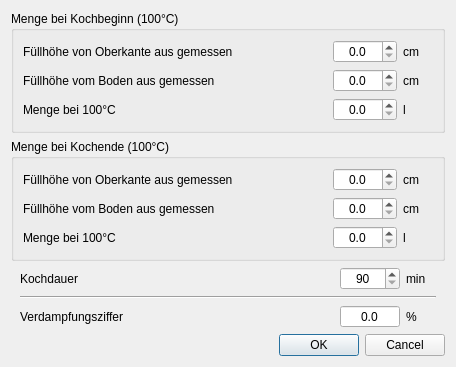
kleiner-brauhelfer/kleiner-brauhelfer-2, file kleiner-brauhelfer/dialogs/dlgverdampfung.ui: the form before one commit.
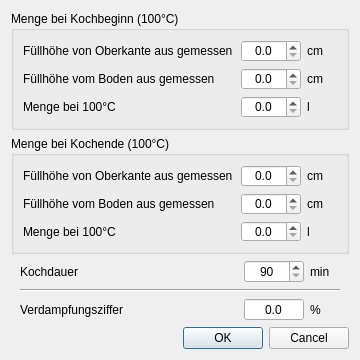
The form after the commit. Custom widgets are drawn as their Qt base class.

What changed in the file:
```diff
--- a/kleiner-brauhelfer/dialogs/dlgverdampfung.ui
+++ b/kleiner-brauhelfer/dialogs/dlgverdampfung.ui
@@ -6,10 +6,16 @@
    <rect>
     <x>0</x>
     <y>0</y>
-    <width>456</width>
-    <height>336</height>
+    <width>360</width>
+    <height>360</height>
    </rect>
   </property>
+  <property name="minimumSize">
+   <size>
+    <width>332</width>
+    <height>360</height>
+   </size>
+  </property>
   <property name="windowTitle">
    <string>Berechnung Verdampfungsziffer</string>
   </property>
@@ -19,9 +25,7 @@
      <property name="title">
       <string>Menge bei Kochbeginn (100°C)</string>
      </property>
-     <layout class="QVBoxLayout" name="verticalLayout">
-      <item>
-       <layout class="QGridLayout" name="gridLayout">
+     <layout class="QGridLayout" name="gridLayout_4">
         <item row="1" column="0">
          <widget class="QLabel" name="label_11">
           <property name="text">
@@ -29,6 +33,64 @@
           </property>
          </widget>
         </item>
+      <item row="2" column="0">
+       <widget class="QLabel" name="label">
+        <property name="text">
+         <string>Menge bei 100°C</string>
+        </property>
+       </widget>
+      </item>
+      <item row="0" column="2">
+       <widget class="DoubleSpinBox" name="dSpinBox_cmVonObenMenge1">
+        <property name="minimumSize">
+         <size>
+          <width>60</width>
+          <height>0</height>
+         </size>
+        </property>
+        <property name="alignment">
+         <set>Qt::AlignCenter</set>
+        </property>
+        <property name="decimals">
+         <number>1</number>
+        </property>
+        <property name="maximum">
+         <double>9999.000000000000000</double>
+        </property>
+        <property name="singleStep">
+         <double>0.100000000000000</double>
+        </property>
+       </widget>
+      </item>
+      <item row="2" column="2">
+       <widget class="DoubleSpinBox" name="dSpinBox_Menge1">
+        <property name="minimumSize">
+         <size>
+          <width>60</width>
+          <height>0</height>
+         </size>
+        </property>
+        <property name="alignment">
+         <set>Qt::AlignCenter</set>
+        </property>
+        <property name="decimals">
+         <number>1</number>
+        </property>
+        <property name="maximum">
+         <double>9999.000000000000000</double>
+        </property>
+        <property name="singleStep">
+         <double>0.100000000000000</double>
+        </property>
+       </widget>
+      </item>
+      <item row="0" column="0">
+       <widget class="QLabel" name="label_9">
+        <property name="text">
+         <string>Füllhöhe von Oberkante aus gemessen</string>
+        </property>
+       </widget>
+      </item>
         <item row="1" column="2">
          <widget class="DoubleSpinBox" name="dSpinBox_cmVomBodenMenge1">
           <property name="minimumSize">
@@ -64,48 +126,6 @@
           </property>
          </widget>
         </item>
-        <item row="0" column="0">
-         <widget class="QLabel" name="label_9">
-          <property name="text">
-           <string>Füllhöhe von Oberkante aus gemessen</string>
-          </property>
-         </widget>
-        </item>
-        <item row="0" column="1">
-         <spacer name="horizontalSpacer_5">
-          <property name="orientation">
-           <enum>Qt::Horizontal</enum>
-          </property>
-          <property name="sizeHint" stdset="0">
-           <size>
-            <width>40</width>
-            <height>20</height>
-           </size>
-          </property>
-         </spacer>
-        </item>
-        <item row="0" column="2">
-         <widget class="DoubleSpinBox" name="dSpinBox_cmVonObenMenge1">
-          <property name="minimumSize">
-           <size>
-            <width>60</width>
-            <height>0</height>
-           </size>
-          </property>
-          <property name="alignment">
-           <set>Qt::AlignCenter</set>
-          </property>
-          <property name="decimals">
-           <number>1</number>
-          </property>
-          <property name="maximum">
-           <double>9999.000000000000000</double>
-          </property>
-          <property name="singleStep">
-           <double>0.100000000000000</double>
-          </property>
-         </widget>
-        </item>
         <item row="0" column="3">
          <widget class="QLabel" name="label_10">
           <property name="minimumSize">
@@ -119,34 +139,18 @@
           </property>
          </widget>
         </item>
-        <item row="2" column="0">
-         <widget class="QLabel" name="label">
-          <property name="text">
-           <string>Menge bei 100°C</string>
-          </property>
-         </widget>
-        </item>
-        <item row="2" column="2">
-         <widget class="DoubleSpinBox" name="dSpinBox_Menge1">
-          <property name="minimumSize">
+      <item row="0" column="1">
+       <spacer name="horizontalSpacer_5">
+        <property name="orientation">
+         <enum>Qt::Horizontal</enum>
+        </property>
+        <property name="sizeHint" stdset="0">
            <size>
-            <width>60</width>
-            <height>0</height>
-           </size>
-          </property>
-          <property name="alignment">
-           <set>Qt::AlignCenter</set>
-          </property>
-          <property name="decimals">
-           <number>1</number>
-          </property>
-          <property name="maximum">
-           <double>9999.000000000000000</double>
-          </property>
-          <property name="singleStep">
-           <double>0.100000000000000</double>
-          </property>
-         </widget>
+          <width>40</width>
+          <height>20</height>
+         </size>
+        </property>
+       </spacer>
         </item>
         <item row="2" column="3">
          <widget class="QLabel" name="label_2">
@@ -162,8 +166,6 @@
          </widget>
         </item>
        </layout>
-      </item>
-     </layout>
     </widget>
    </item>
    <item>
@@ -171,42 +173,17 @@
      <property name="title">
       <string>Menge bei Kochende (100°C)</string>
      </property>
-     <layout class="QVBoxLayout" name="verticalLayout_2">
-      <item>
-       <layout class="QGridLayout" name="gridLayout_2">
-        <item row="1" column="2">
-         <widget class="DoubleSpinBox" name="dSpinBox_cmVomBodenMenge2">
+     <layout class="QGridLayout" name="gridLayout">
+      <item row="2" column="3">
+       <widget class="QLabel" name="label_18">
           <property name="minimumSize">
            <size>
-            <width>60</width>
+          <width>30</width>
             <height>0</height>
            </size>
           </property>
-          <property name="alignment">
-           <set>Qt::AlignCenter</set>
-          </property>
-          <property name="decimals">
-           <number>1</number>
-          </property>
-          <property name="maximum">
-           <double>9999.000000000000000</double>
-          </property>
-          <property name="singleStep">
-           <double>0.100000000000000</double>
-          </property>
-         </widget>
-        </item>
-        <item row="0" column="0">
-         <widget class="QLabel" name="label_13">
           <property name="text">
-           <string>Füllhöhe von Oberkante aus gemessen</string>
-          </property>
-         </widget>
-        </item>
-        <item row="1" column="0">
-         <widget class="QLabel" name="label_15">
-          <property name="text">
-           <string>Füllhöhe vom Boden aus gemessen</string>
+         <string>l</string>
           </property>
          </widget>
         </item>
@@ -258,41 +235,6 @@
           </property>
          </spacer>
         </item>
-        <item row="0" column="3">
-         <widget class="QLabel" name="label_14">
-          <property name="minimumSize">
-           <size>
-            <width>30</width>
-            <height>0</height>
-           </size>
-          </property>
-          <property name="text">
-           <string notr="true">cm</string>
-          </property>
-         </widget>
-        </item>
-        <item row="2" column="2">
-         <widget class="DoubleSpinBox" name="dSpinBox_Menge2">
-          <property name="minimumSize">
-           <size>
-            <width>60</width>
-            <height>0</height>
-           </size>
-          </property>
-          <property name="alignment">
-           <set>Qt::AlignCenter</set>
-          </property>
-          <property name="decimals">
-           <number>1</number>
-          </property>
-          <property name="maximum">
-           <double>9999.000000000000000</double>
-          </property>
-          <property name="singleStep">
-           <double>0.100000000000000</double>
-          </property>
-         </widget>
-        </item>
         <item row="2" column="0">
          <widget class="QLabel" name="label_17">
           <property name="text">
@@ -300,8 +242,37 @@
           </property>
          </widget>
         </item>
-        <item row="2" column="3">
-         <widget class="QLabel" name="label_18">
+      <item row="2" column="2">
+       <widget class="DoubleSpinBox" name="dSpinBox_Menge2">
+        <property name="minimumSize">
+         <size>
+          <width>60</width>
+          <height>0</height>
+         </size>
+        </property>
+        <property name="alignment">
+         <set>Qt::AlignCenter</set>
+        </property>
+        <property name="decimals">
+         <number>1</number>
+        </property>
+        <property name="maximum">
+         <double>9999.000000000000000</double>
+        </property>
+        <property name="singleStep">
+         <double>0.100000000000000</double>
+        </property>
+       </widget>
+      </item>
+      <item row="0" column="0">
+       <widget class="QLabel" name="label_13">
+        <property name="text">
+         <string>Füllhöhe von Oberkante aus gemessen</string>
+        </property>
+       </widget>
+      </item>
+      <item row="0" column="3">
+       <widget class="QLabel" name="label_14">
           <property name="minimumSize">
            <size>
             <width>30</width>
@@ -309,11 +280,38 @@
            </size>
           </property>
           <property name="text">
-           <string>l</string>
+         <string notr="true">cm</string>
           </property>
          </widget>
         </item>
-       </layout>
+      <item row="1" column="0">
+       <widget class="QLabel" name="label_15">
+        <property name="text">
+         <string>Füllhöhe vom Boden aus gemessen</string>
+        </property>
+       </widget>
+      </item>
+      <item row="1" column="2">
+       <widget class="DoubleSpinBox" name="dSpinBox_cmVomBodenMenge2">
+        <property name="minimumSize">
+         <size>
+          <width>60</width>
+          <height>0</height>
+         </size>
+        </property>
+        <property name="alignment">
+         <set>Qt::AlignCenter</set>
+        </property>
+        <property name="decimals">
+         <number>1</number>
+        </property>
+        <property name="maximum">
+         <double>9999.000000000000000</double>
+        </property>
+        <property name="singleStep">
+         <double>0.100000000000000</double>
+        </property>
+       </widget>
       </item>
      </layout>
     </widget>
```
Left out of the diff: 6 changed lines with no effect on the pictures. Lines whose indentation alone changed are shown as unchanged.
